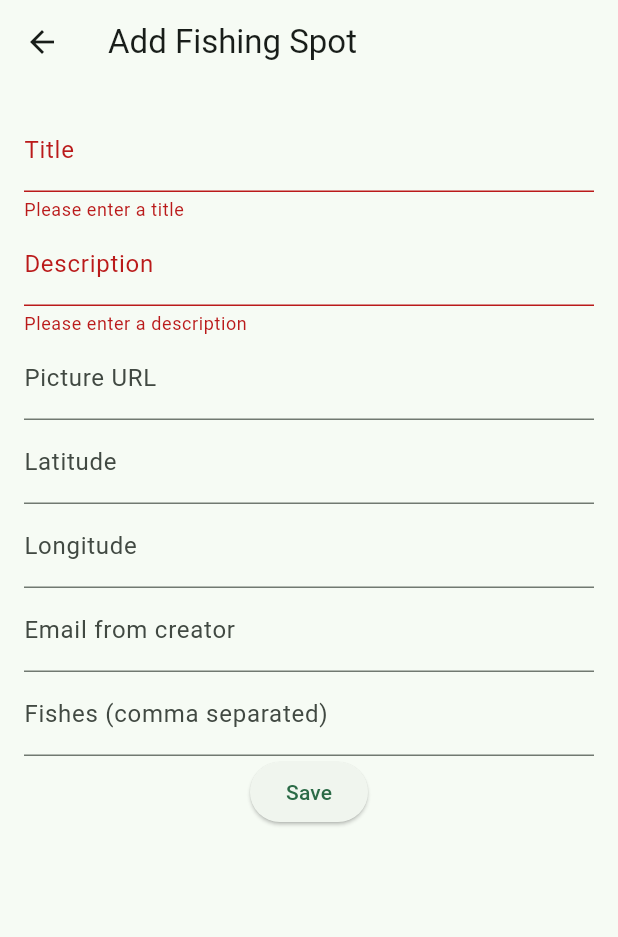
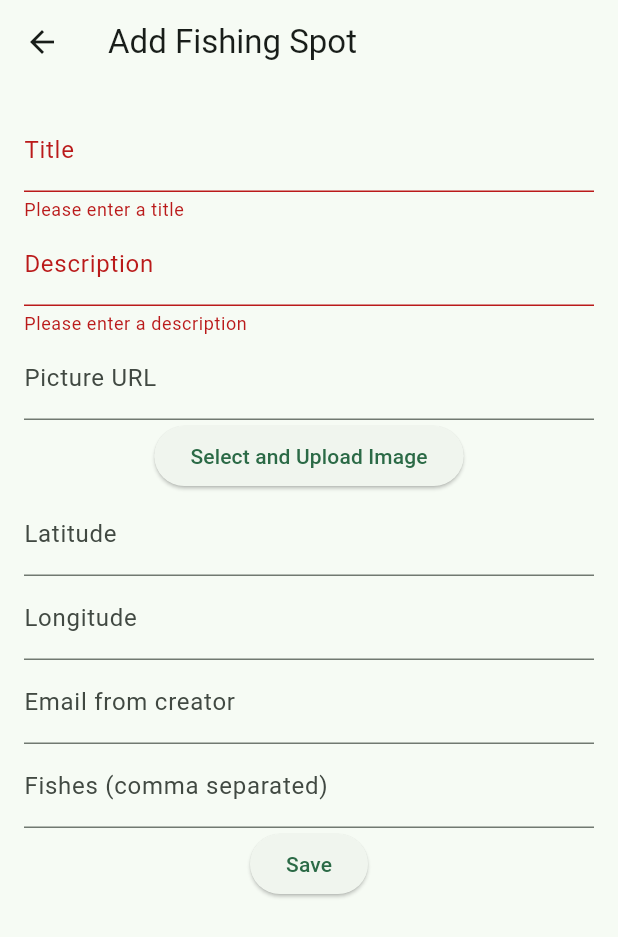
Before and after one commit to FWeidhas/hooked, a Flutter app: the AddFishingSpotPage screen opened directly, after a tap on "Save", on a phone screen of 412 x 824 dp. Shown: the top 937 px of the screen. Run offline on Flutter 3.47's test engine with Material 3 defaults, Android fonts, the phone set to English and light mode, and no system bars; our stand-ins replace cloud_firestore, file_picker, firebase_core, flutter_dotenv, get, google_fonts; missing offline and left inert: cloudinary_flutter, cloudinary_url_gen; accounts and stored records are empty.

Commit message:
upload pictures

```diff
--- a/lib/pages/add_fishing_spot_page.dart
+++ b/lib/pages/add_fishing_spot_page.dart
@@ -5,9 +5,10 @@ import 'package:hooked/database/fish_service.dart';
 import 'package:hooked/database/user_service.dart';
 import 'package:cloud_firestore/cloud_firestore.dart';
 import 'package:hooked/cloudinary/cloudinary_service.dart';
+import 'package:file_picker/file_picker.dart';
 
 final firestore = FirebaseFirestore.instance;
-final cloudinaryServvice = CloudinaryService();
+final cloudinaryService = CloudinaryService();
 
 class AddFishingSpotPage extends StatefulWidget {
   const AddFishingSpotPage({super.key});
@@ -25,6 +26,26 @@ class _AddFishingSpotPageState extends State<AddFishingSpotPage> {
   final _longitudeController = TextEditingController();
   final _creatorController = TextEditingController();
   final _fishesController = TextEditingController();
+  String? _uploadedImageUrl;
+
+  Future<void> _selectAndUploadImage() async {
+    FilePickerResult? result =
+        await FilePicker.platform.pickFiles(type: FileType.image);
+    if (result != null && result.files.single.path != null) {
+      final imageUrl =
+          await cloudinaryService.uploadImage(result.files.single.path!);
+      if (imageUrl != null) {
+        setState(() {
+          _uploadedImageUrl = imageUrl;
+          _pictureController.text = imageUrl;
+        });
+      } else {
+        ScaffoldMessenger.of(context).showSnackBar(
+          const SnackBar(content: Text('Failed to upload image.')),
+        );
+      }
+    }
+  }
 
   @override
   Widget build(BuildContext context) {
@@ -62,6 +83,11 @@ class _AddFishingSpotPageState extends State<AddFishingSpotPage> {
                 TextFormField(
                   controller: _pictureController,
                   decoration: const InputDecoration(labelText: 'Picture URL'),
+                  readOnly: true,
+                ),
+                ElevatedButton(
+                  onPressed: _selectAndUploadImage,
+                  child: const Text('Select and Upload Image'),
                 ),
                 TextFormField(
                   controller: _latitudeController,
@@ -124,16 +150,30 @@ class _AddFishingSpotPageState extends State<AddFishingSpotPage> {
                         return;
                       }
 
+                      double? latitude =
+                          double.tryParse(_latitudeController.text);
+                      double? longitude =
+                          double.tryParse(_longitudeController.text);
+
+                      if (latitude == null || longitude == null) {
+                        ScaffoldMessenger.of(context).showSnackBar(
+                          const SnackBar(
+                              content: Text(
+                                  'Please enter valid latitude and longitude.')),
+                        );
+                        return;
+                      }
+
                       FishingSpot newSpot = FishingSpot(
                         title: _titleController.text,
                         description: _descriptionController.text,
-                        picture: _pictureController.text,
-                        latitude: double.tryParse(_latitudeController.text),
-                        longitude: double.tryParse(_longitudeController.text),
+                        picture: _uploadedImageUrl,
+                        latitude: latitude,
+                        longitude: longitude,
                         creator: userRef,
                         fishes: fishRefs,
                       );
-                      addFishingSpot(newSpot);
+                      await addFishingSpot(newSpot);
                       Navigator.pop(context);
                     }
                   },
--- a/pubspec.yaml
+++ b/pubspec.yaml
@@ -18,6 +18,7 @@ dependencies:
   cloudinary_flutter: ^1.0.0
   cloudinary_url_gen: ^1.0.0
   http: ^1.0.0
+  file_picker: ^5.0.1
 
 dev_dependencies:
   flutter_test:
```
Also changed, not shown: lib/cloudinary/cloudinary_service.dart (+20 -4 lines), lib/database/user_service.dart (+20 -0 lines), lib/pages/edit_fishing_spot_page.dart (+46 -7 lines), lib/pages/fishing_spots.dart (+8 -1 lines), pubspec.lock.
